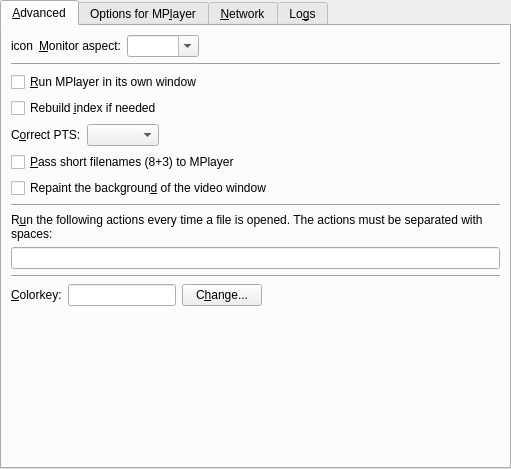
Old version of the form src/prefadvanced.ui in the repository rossy/SMPlayer2.
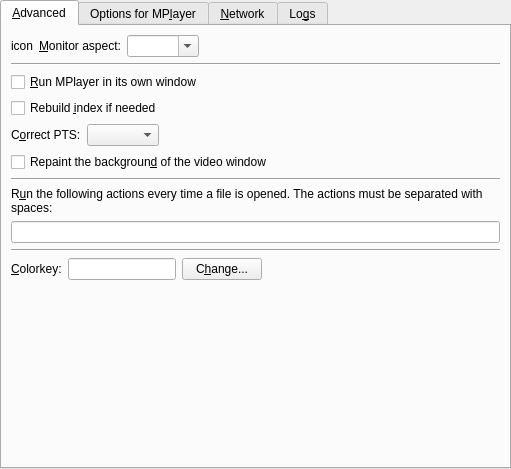
New version of the form. Custom widgets are drawn as their Qt base class.

Commit message:
Windows: remove 8.3 filename option
Since my mplayer2 builds now support Unicode filenames properly, the
8.3 filename option that worked around the lack of support for UTF-16
filenames in MinGW is no longer necessary.

Diff of the .ui file:
```diff
--- a/src/prefadvanced.ui
+++ b/src/prefadvanced.ui
@@ -161,15 +161,8 @@
         </layout>
        </item>
        <item>
-        <widget class="QCheckBox" name="shortnames_check" >
-         <property name="text" >
-          <string>&amp;Pass short filenames (8+3) to MPlayer</string>
-         </property>
-        </widget>
-       </item>
-       <item>
-        <widget class="QCheckBox" name="repaint_video_background_check" >
-         <property name="text" >
+        <widget class="QCheckBox" name="repaint_video_background_check">
+         <property name="text">
           <string>Repaint the backgroun&amp;d of the video window</string>
          </property>
         </widget>
```
Left out of the diff: 488 changed lines with no effect on the pictures. The commit also changes 5 other files.
